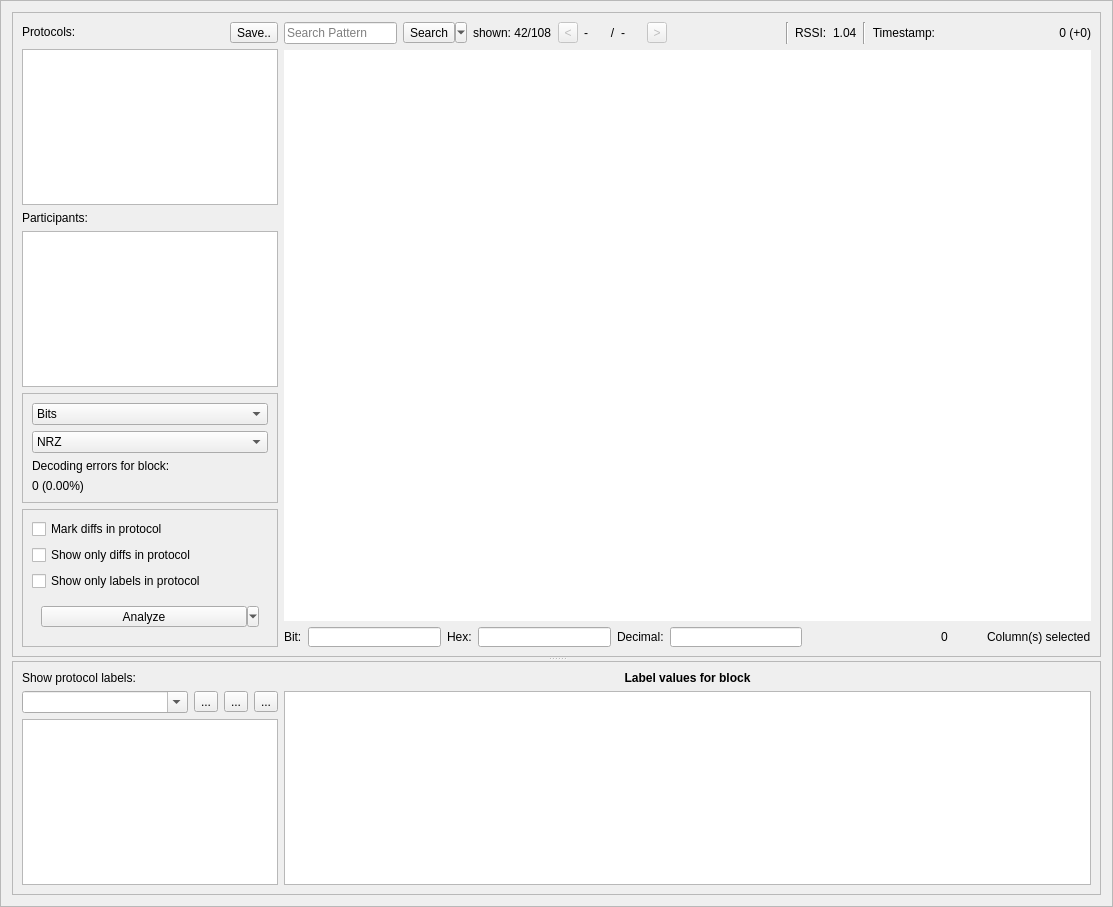
Qt form ui/analysis_frame.ui (jopohl/urh) before a commit.
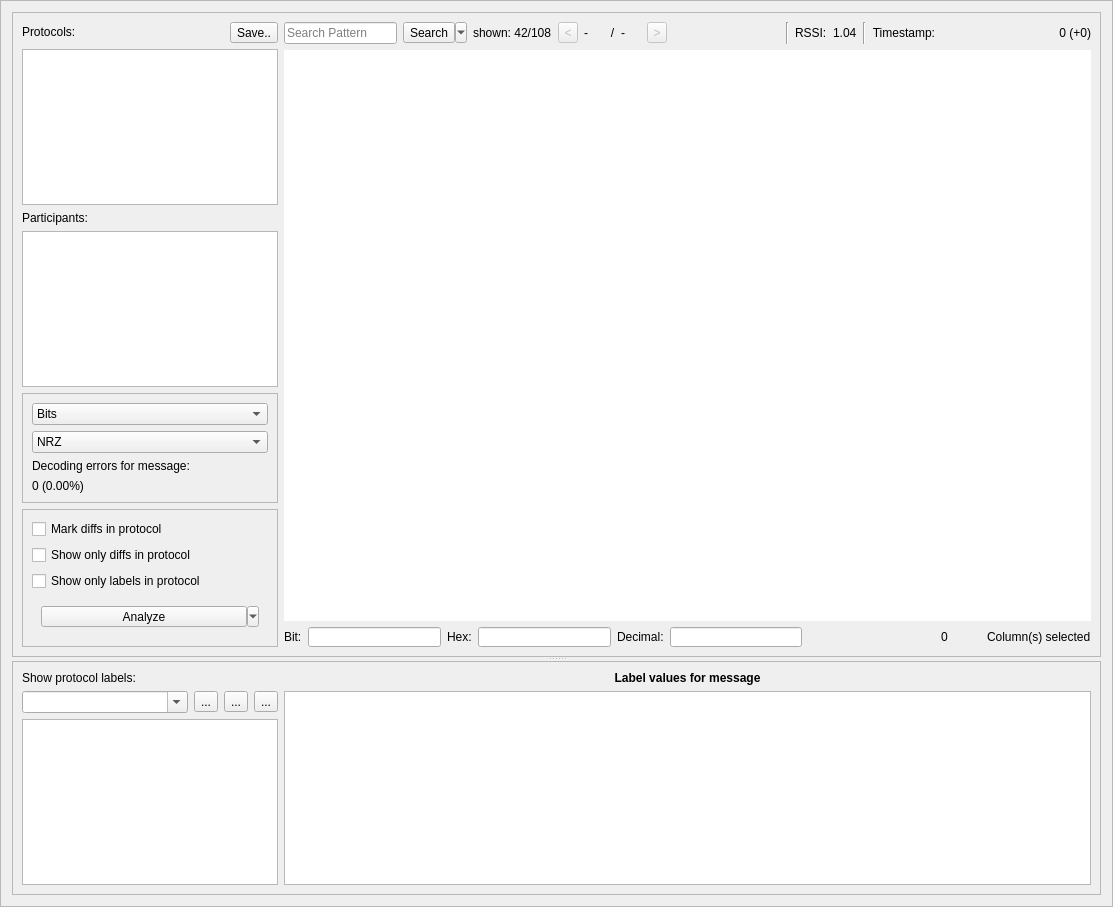
The same form after that commit. Icons and pictures are not drawn. Custom widgets are drawn as their Qt base class.

Patch:
```diff
--- a/ui/analysis_frame.ui
+++ b/ui/analysis_frame.ui
@@ -721,7 +721,7 @@
              </sizepolicy>
             </property>
             <property name="text">
-             <string>Decoding errors for block:</string>
+             <string>Decoding errors for message:</string>
             </property>
            </widget>
           </item>
@@ -875,7 +875,7 @@
           </font>
          </property>
          <property name="text">
-          <string>Label values for block</string>
+          <string>Label values for message</string>
          </property>
          <property name="alignment">
           <set>Qt::AlignCenter</set>
```
Left out of the diff: 8 changed lines with no effect on the pictures.
